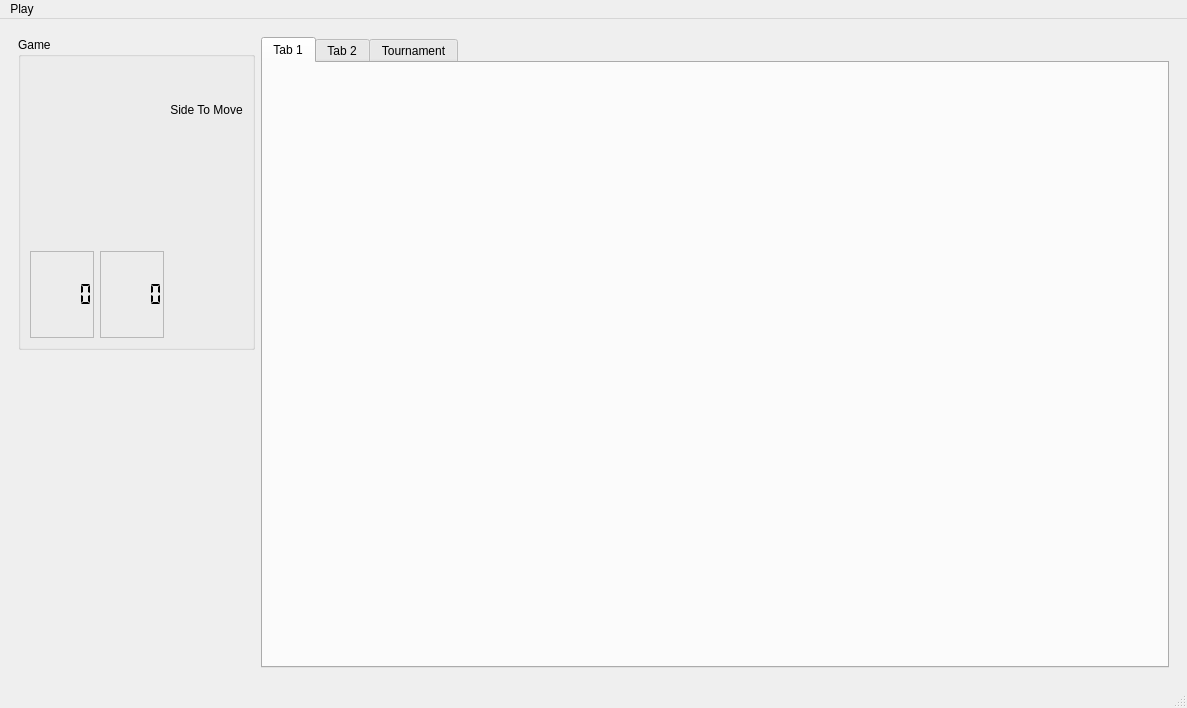
This is app/mainwindow.ui in neluj/Xake as Qt 5 draws it before an edit. The edited form follows.
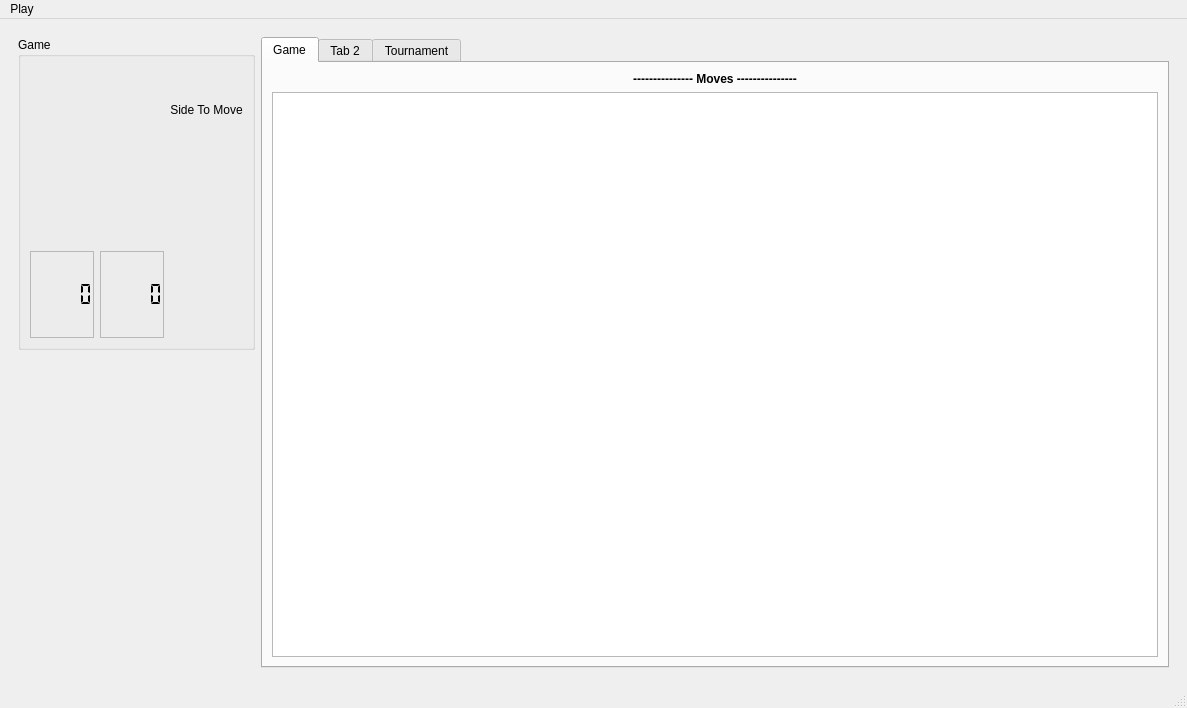
This is the edited form. The open tabs and pages were chosen to show the change. Custom widgets are drawn as their Qt base class.

Commit message: Persist tournament reports and display move histories

Patch:
```diff
--- a/app/mainwindow.ui
+++ b/app/mainwindow.ui
@@ -133,8 +133,32 @@
          </property>
          <widget class="QWidget" name="tab_3">
           <attribute name="title">
-           <string>Tab 1</string>
+           <string>Game</string>
           </attribute>
+          <layout class="QVBoxLayout" name="gameTabLayout">
+           <item>
+            <widget class="QLabel" name="labelGameMovesDivider">
+             <property name="font">
+              <font>
+               <bold>true</bold>
+              </font>
+             </property>
+             <property name="text">
+              <string>--------------- Moves ---------------</string>
+             </property>
+             <property name="alignment">
+              <set>Qt::AlignCenter</set>
+             </property>
+            </widget>
+           </item>
+           <item>
+            <widget class="QPlainTextEdit" name="gameMovesText">
+             <property name="readOnly">
+              <bool>true</bool>
+             </property>
+            </widget>
+           </item>
+          </layout>
          </widget>
          <widget class="QWidget" name="tab_4">
           <attribute name="title">
```
Left out of the diff: 23 changed lines with no effect on the pictures. The commit also changes 8 other files.
